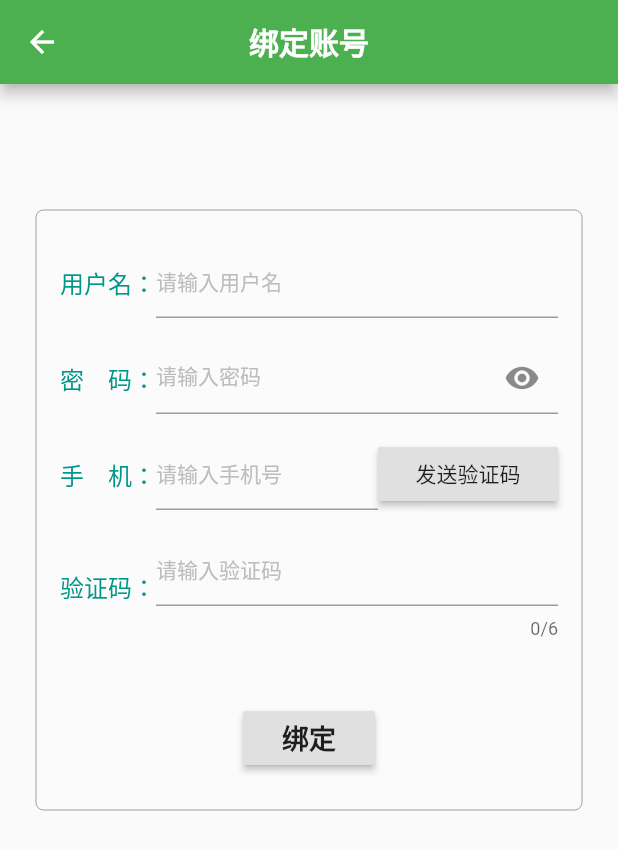
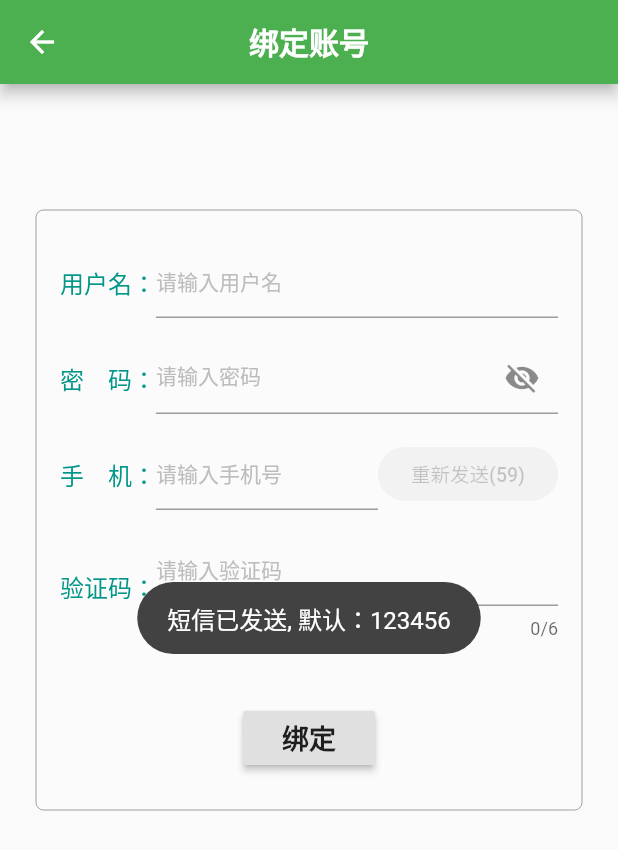
Before and after one commit to the-youngg/rootron, a Flutter app: the BindUser screen opened by its route, after a tap on "发送验证码", on a phone screen of 412 x 824 dp. Shown: the top 850 px of the screen. Run offline on Flutter 3.47's test engine with Material 2 defaults, Android fonts, the phone set to English and light mode, and no system bars; our stand-ins replace dio, flutter_mobx, fluttertoast, mobx, shared_preferences; accounts and stored records are empty; generated files the repository leaves out were written again.

Commit message:
1. 基于mock实现注册新用户 2. 新增开门成功的页面

```diff
--- a/lib/models/user.dart
+++ b/lib/models/user.dart
@@ -12,6 +12,20 @@ class User {
   String tel;
   String email;
 
-    factory User.fromJson(Map<String,dynamic> json) => _$UserFromJson(json);
+  factory User.fromJson(Map<String, dynamic> json) => _$UserFromJson(json);
+
   Map<String, dynamic> toJson() => _$UserToJson(this);
 }
+
+class UserList {
+  List<User> users;
+
+  UserList({this.users});
+
+  factory UserList.fromJson(List<dynamic> parsedJson) {
+    List<User> users = new List<User>();
+    users = parsedJson.map((i) => User.fromJson(i)).toList();
+
+    return new UserList(users: users);
+  }
+}
--- a/lib/routes/route.dart
+++ b/lib/routes/route.dart
@@ -2,6 +2,7 @@ import 'package:flutter/material.dart';
 import 'package:rootron/widgets/bindhouse.dart';
 import 'package:rootron/widgets/binduser.dart';
 import 'package:rootron/widgets/login.dart';
+import 'package:rootron/widgets/openSuccess.dart';
 import 'package:rootron/widgets/opendoor.dart';
 
 class CommunityRoute {
@@ -23,6 +24,9 @@ class CommunityRoute {
 
   /// 绑定房屋
   static String bindHouse = '/bindHouse';
+
+  /// 开门成功
+  static String openSuccess = '/success';
 }
 
 /// 路由集合
@@ -40,6 +44,9 @@ List<CommunityRoute> _buildAllRoutes() {
     CommunityRoute(
         routeName: CommunityRoute.bindHouse,
         builderRoute: (BuildContext context) => const BindHouse()),
+    CommunityRoute(
+        routeName: CommunityRoute.openSuccess,
+        builderRoute: (BuildContext context) => OpenSuccess()),
   ];
 
   return communityRoutes;
--- a/lib/widgets/app.dart
+++ b/lib/widgets/app.dart
@@ -96,7 +96,7 @@ class _CommunityAppState extends State<CommunityApp> {
     });
 
     Provider.of<UserStore>(context).positionBindDoorList = map;
-    print("************" + DateTime.now().toString());
+    print("************$map" + DateTime.now().toString());
   }
 
   @override
@@ -109,7 +109,7 @@ class _CommunityAppState extends State<CommunityApp> {
         accentColor: Colors.green,
       ),
       routes: _buildRoutes(),
-      initialRoute: '/',
+      initialRoute: CommunityRoute.openDoor,
     );
   }
 
--- a/lib/widgets/binduser.dart
+++ b/lib/widgets/binduser.dart
@@ -1,6 +1,13 @@
+import 'dart:async';
+
 import 'package:flutter/gestures.dart';
 import 'package:flutter/material.dart';
+import 'package:flutter_mobx/flutter_mobx.dart';
+import 'package:rootron/models/index.dart';
 import 'package:rootron/routes/route.dart';
+import 'package:rootron/stores/registerStore.dart';
+import 'package:rootron/utils/HttpUtils.dart';
+import 'package:rootron/utils/ToastUtil.dart';
 
 class BindUser extends StatefulWidget {
   @override
@@ -10,14 +17,14 @@ class BindUser extends StatefulWidget {
 }
 
 class _BindUserState extends State<BindUser> {
-  bool _obscureText = true;
+  final RegisterStore registerStore = new RegisterStore();
+  Timer timer; //倒计时的计时器
+  TextEditingController mController = TextEditingController();
 
   @override
   Widget build(BuildContext context) {
     BorderSide _outBorderSide = BorderSide(color: Colors.grey[500], width: 0);
-    return WillPopScope(
-      onWillPop: () => _showMessage(context, "信息", "触发手机按键返回事件"),
-      child: Scaffold(
+    return Scaffold(
       resizeToAvoidBottomInset: false,
       appBar: new AppBar(
         title: new Text(
@@ -45,16 +52,173 @@ class _BindUserState extends State<BindUser> {
           child: new Column(
             mainAxisAlignment: MainAxisAlignment.spaceAround,
             children: <Widget>[
-                _usernameWidget(),
-                _passwordWidget(),
-                _phoneWidget(),
-                _smsCodeWidget(),
+              Row(
+                children: <Widget>[
+                  new Text(
+                    '用户名：',
+                    style: new TextStyle(
+                        fontSize: 16,
+                        color: Colors.teal,
+                        fontWeight: FontWeight.w500),
+                  ),
+                  new Expanded(
+                    child: Observer(
+                      builder: (_) => TextField(
+                        onChanged: (text) {
+                          registerStore.username = text;
+                        },
+                        decoration: InputDecoration(
+                          hintText: '请输入用户名',
+                          hintStyle: new TextStyle(
+                              fontSize: 14, color: Colors.grey[400]),
+                        ),
+                      ),
+                    ),
+                  ),
+                ],
+              ),
+              Row(
+                children: <Widget>[
+                  new Text(
+                    '密    码：',
+                    style: new TextStyle(
+                        fontSize: 16,
+                        color: Colors.teal,
+                        fontWeight: FontWeight.w500),
+                  ),
+                  Observer(
+                    builder: (_) => Expanded(
+                      child: Observer(
+                        builder: (_) => TextField(
+                          obscureText: registerStore.isObscureText,
+                          onChanged: (text) {
+                            registerStore.password = text;
+                          },
+                          decoration: InputDecoration(
+                            hintText: '请输入密码',
+                            hintStyle: new TextStyle(
+                                fontSize: 14, color: Colors.grey[400]),
+                            suffixIcon: GestureDetector(
+                              dragStartBehavior: DragStartBehavior.down,
+                              onTap: () {
+                                registerStore.isObscureText =
+                                    !registerStore.isObscureText;
+                              },
+                              child: Icon(
+                                registerStore.isObscureText
+                                    ? Icons.visibility_off
+                                    : Icons.visibility,
+                                semanticLabel: registerStore.isObscureText
+                                    ? 'hide password'
+                                    : 'show password',
+                              ),
+                            ),
+                          ),
+                        ),
+                      ),
+                    ),
+                  ),
+                ],
+              ),
+              Row(
+                children: <Widget>[
+                  new Text(
+                    '手    机：',
+                    style: new TextStyle(
+                        fontSize: 16,
+                        color: Colors.teal,
+                        fontWeight: FontWeight.w500),
+                  ),
+                  new Expanded(
+                    child: Observer(
+                      builder: (_) => TextField(
+                        keyboardType: TextInputType.phone,
+                        onChanged: (text) {
+                          registerStore.tel = text;
+                        },
+                        decoration: InputDecoration(
+                          hintText: '请输入手机号',
+                          hintStyle: new TextStyle(
+                              fontSize: 14, color: Colors.grey[400]),
+                        ),
+                      ),
+                    ),
+                  ),
+                  Observer(
+                    builder: (_) => Container(
+                      width: 120,
+                      child: FlatButton(
+                        disabledColor: Colors.grey.withOpacity(0.1),
+                        //按钮禁用时的颜色
+                        disabledTextColor: Colors.white,
+                        //按钮禁用时的文本颜色
+                        textColor: registerStore.isSmsButtonEnable
+                            ? Colors.white
+                            : Colors.black.withOpacity(0.2),
+                        //文本颜色
+                        color: registerStore.isSmsButtonEnable
+                            ? Color(0xff44c5fe)
+                            : Colors.grey.withOpacity(0.1),
+                        //按钮的颜色
+                        splashColor: registerStore.isSmsButtonEnable
+                            ? Colors.white.withOpacity(0.1)
+                            : Colors.transparent,
+                        shape: StadiumBorder(side: BorderSide.none),
+                        onPressed: () {
+                          _sendSMSCode();
+                        },
+                        child: Text(
+                          '${registerStore.smsCodeButtonText}',
+                          style: TextStyle(
+                            fontSize: 13,
+                          ),
+                        ),
+                      ),
+                    ),
+                  ),
+                ],
+              ),
+              Row(
+                children: <Widget>[
+                  new Text(
+                    '验证码：',
+                    style: new TextStyle(
+                        fontSize: 16,
+                        color: Colors.teal,
+                        fontWeight: FontWeight.w500),
+                  ),
+                  new Expanded(
+                    child: Observer(
+                      builder: (_) => TextField(
+                        maxLength: 6,
+                        keyboardType: TextInputType.number,
+                        onChanged: (text) {
+                          registerStore.smsCode = text;
+                        },
+                        decoration: InputDecoration(
+                          hintText: '请输入验证码',
+                          hintStyle: new TextStyle(
+                              fontSize: 14, color: Colors.grey[400]),
+                        ),
+                      ),
+                    ),
+                  ),
+                ],
+              ),
               const SizedBox(
                 height: 10.0,
               ),
-                _bindUserButton(context),
+              RaisedButton(
+                onPressed: () {
+                  _bindUser(context);
+                },
+                child: Text(
+                  "绑定",
+                  style:
+                      new TextStyle(fontSize: 18, fontWeight: FontWeight.bold),
+                ),
+              ),
             ],
-            ),
           ),
         ),
       ),
@@ -63,198 +227,72 @@ class _BindUserState extends State<BindUser> {
 
   // ignore: slash_for_doc_comments
   /**
-   * 账号输入框
+   * 发送验证码的方法
    */
-  Widget _usernameWidget() {
-    return new Row(
-      children: <Widget>[
-        new Text(
-          '用户名：',
-          style: new TextStyle(
-              fontSize: 16, color: Colors.teal, fontWeight: FontWeight.w500),
-        ),
-        new Expanded(
-          child: new TextField(
-            decoration: InputDecoration(
-//              border: OutlineInputBorder(),
-//              hintText: '请输入账号',
-//              prefixIcon: Icon(Icons.person),
-              hintText: '请输入用户名',
-              hintStyle: new TextStyle(fontSize: 14, color: Colors.grey[400]),
-            ),
-          ),
-        ),
-      ],
-    );
+
+  void _sendSMSCode() {
+    if (registerStore.isSmsButtonEnable) {
+      ToastUtil.show(context: context, msg: "短信已发送, 默认：123456");
+      registerStore.isSmsButtonEnable = false;
+      _initTimer();
+
+      return;
+    } else {
+      return;
+    }
   }
 
-  // ignore: slash_for_doc_comments
-  /**
-   * 密码输入框
-   */
-  Widget _passwordWidget() {
-    return new Row(
-      children: <Widget>[
-        new Text(
-          '密    码：',
-          style: new TextStyle(
-              fontSize: 16, color: Colors.teal, fontWeight: FontWeight.w500),
-        ),
-        new Expanded(
-          child: new TextField(
-            obscureText: _obscureText,
-            decoration: InputDecoration(
-//              border: OutlineInputBorder(),
-              hintText: '请输入密码',
-              hintStyle: new TextStyle(fontSize: 14, color: Colors.grey[400]),
-              suffixIcon: GestureDetector(
-                dragStartBehavior: DragStartBehavior.down,
-                onTap: () {
-                  setState(() {
-                    _obscureText = !_obscureText;
+  void _initTimer() {
+    timer = new Timer.periodic(Duration(seconds: 1), (Timer timer) {
+      registerStore.count--;
+      if (registerStore.count == 0) {
+        timer.cancel();
+        registerStore.isSmsButtonEnable = true;
+        registerStore.count = 60;
+        registerStore.smsCodeButtonText = '发送验证码';
+      } else {
+        registerStore.smsCodeButtonText = '重新发送(${registerStore.count})';
+      }
     });
-                },
-                child: Icon(
-                  _obscureText ? Icons.visibility : Icons.visibility_off,
-                  semanticLabel:
-                      _obscureText ? 'show password' : 'hide password',
-                ),
-              ),
-//              labelText: '',
-//              prefixIcon: Icon(Icons.person),
-            ),
-          ),
-        ),
-      ],
-    );
   }
-
-  // ignore: slash_for_doc_comments
-  /**
-   * 手机输入框
-   */
-  Widget _phoneWidget() {
-    return new Row(
-      children: <Widget>[
-        new Text(
-          '手    机：',
-          style: new TextStyle(
-              fontSize: 16, color: Colors.teal, fontWeight: FontWeight.w500),
-        ),
-        new Expanded(
-          child: new TextField(
-            keyboardType: TextInputType.phone,
-            decoration: InputDecoration(
-//              border: OutlineInputBorder(),
-              hintText: '请输入手机号',
-              hintStyle: new TextStyle(fontSize: 14, color: Colors.grey[400]),
-//              labelText: '',
-//              prefixIcon: Icon(Icons.person),
-            ),
-          ),
-        ),
-        new SizedBox(
-          width: 120.0,
-          child: RaisedButton(
-            onPressed: () {
-              _sendSMSCode(context);
-            },
-            child: new Text(
-              '发送验证码',
-              textAlign: TextAlign.center,
-            ),
-          ),
-        ),
-      ],
-    );
-  }
-
-  // ignore: slash_for_doc_comments
-  /**
-   * 验证码输入框
-   */
-  Widget _smsCodeWidget() {
-    return new Row(
-      children: <Widget>[
-        new Text(
-          '验证码：',
-          style: new TextStyle(
-              fontSize: 16, color: Colors.teal, fontWeight: FontWeight.w500),
-        ),
-        new Expanded(
-          child: new TextField(
-            maxLength: 6,
-            keyboardType: TextInputType.number,
-            decoration: InputDecoration(
-//              border: OutlineInputBorder(),
-              hintText: '请输入验证码',
-              hintStyle: new TextStyle(fontSize: 14, color: Colors.grey[400]),
-//              labelText: '',
-//              prefixIcon: Icon(Icons.person),
-            ),
-          ),
-        ),
-      ],
-    );
-  }
-
-  // ignore: slash_for_doc_comments
-  /**
-   * 绑定用户按钮
-   */
-  Widget _bindUserButton(BuildContext context) {
-    return new RaisedButton(
-      onPressed: () {
-        _bindUser(context);
-      },
-      child: Text(
-        "绑定",
-        style: new TextStyle(fontSize: 18, fontWeight: FontWeight.bold),
-      ),
-    );
-  }
-
-  // ignore: slash_for_doc_comments
-  /**
-   * 发送验证码的方法
-   */
-  _sendSMSCode(BuildContext context) {}
 
   // ignore: slash_for_doc_comments
   /**
    * 绑定账号的方法
    */
-  _bindUser(BuildContext context) {
-    Navigator.pushNamed(context, CommunityRoute.bindHouse);
+  _bindUser(BuildContext context) async {
+    debugPrint(registerStore.username);
+    debugPrint(registerStore.password);
+    debugPrint(registerStore.tel);
+    debugPrint(registerStore.smsCode);
+
+    /// todo 1. 先验证短信验证码 2. 验证手机号是否注册过
+
+    if (registerStore.smsCode != '123456') {
+      ToastUtil.show(context: context, msg: "验证码错误或者已经过期，请重新发送");
+      return;
     }
 
-  /// 展示模态框信息
-  Future<void> _showMessage(
-      BuildContext context, String title, String message) {
-    return showDialog<void>(
-      context: context,
-      barrierDismissible: false, // user must tap button!
-      builder: (BuildContext context) {
-        return AlertDialog(
-          title: Text(title),
-          content: SingleChildScrollView(
-            child: Column(
-              children: <Widget>[
-                Text(message),
-              ],
-            ),
-          ),
-          actions: <Widget>[
-            FlatButton(
-              child: Text('OK'),
-              onPressed: () {
-                Navigator.of(context).pop();
-                Navigator.of(context).pop();
-              },
-            ),
-          ],
-        );
-      },
-    );
+    var url1 = '/users/?tel=${registerStore.tel}';
+    var users = await Http.get(path: url1);
+    UserList userList = UserList.fromJson(users);
+    if (userList.users.length != 0) {
+      ToastUtil.show(context: context, msg: "该手机号已经注册。");
+      return;
+    }
+
+    const url2 = '/users';
+    var data = {
+      "username": registerStore.username,
+      "password": registerStore.password,
+      "tel": registerStore.tel,
+    };
+    await Http.post(path: url2, data: data).then((res) {
+      ToastUtil.show(context: context, msg: "绑定成功");
+      Future.delayed(Duration(milliseconds: 500));
+      Navigator.pushNamed(context, CommunityRoute.bindHouse);
+    }).catchError((error) {
+      ToastUtil.show(context: context, msg: "绑定失败");
+    });
   }
 }
```
Also changed, not shown: lib/stores/registerStore.dart (added, +32 -0 lines), lib/widgets/openSuccess.dart (added, +83 -0 lines), lib/widgets/opendoor.dart (+5 -2 lines), assets/icons/gou.png (added), lib/stores/registerStore.g.dart (added). Lines whose indentation alone changed are shown as unchanged.
